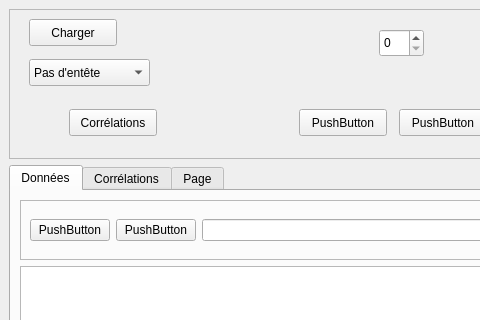
This is mainwindow.ui in jmichault/mini-statistiko as Qt 5 draws it before an edit; both pictures show x 0 to 480 and y 0 to 320 of the 872 by 614 pixel window. The edited form follows.
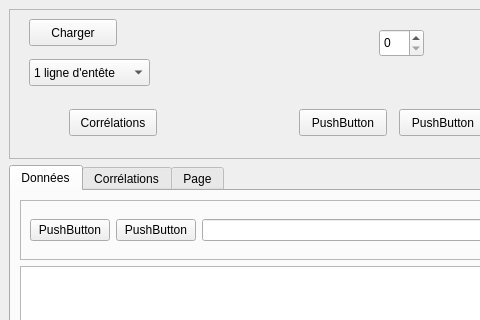
This is the edited form.

The edit to the form file:
```diff
--- a/mainwindow.ui
+++ b/mainwindow.ui
@@ -139,10 +139,10 @@
         <bool>false</bool>
        </property>
        <property name="currentText">
-        <string comment="pas d'entête">Pas d'entête</string>
+        <string comment="pas d'entête">1 ligne d'entête</string>
        </property>
        <property name="currentIndex">
-        <number>0</number>
+        <number>1</number>
        </property>
        <property name="maxVisibleItems">
         <number>3</number>
```
